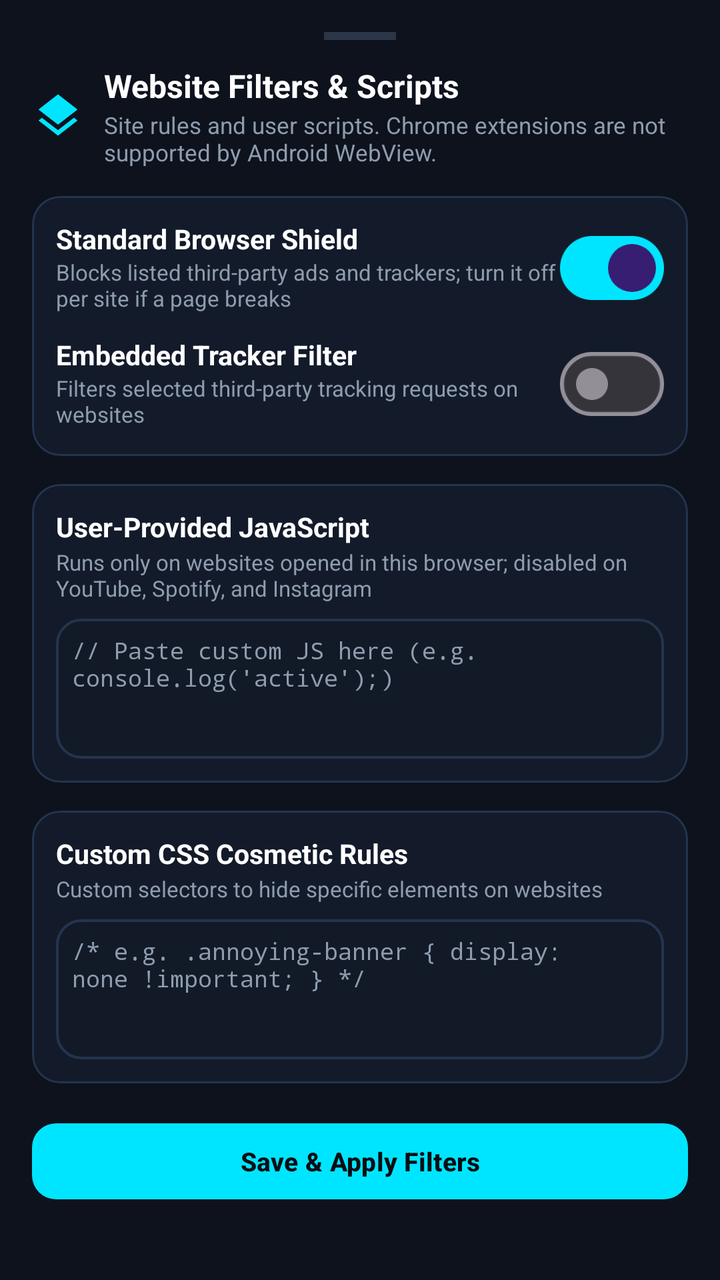
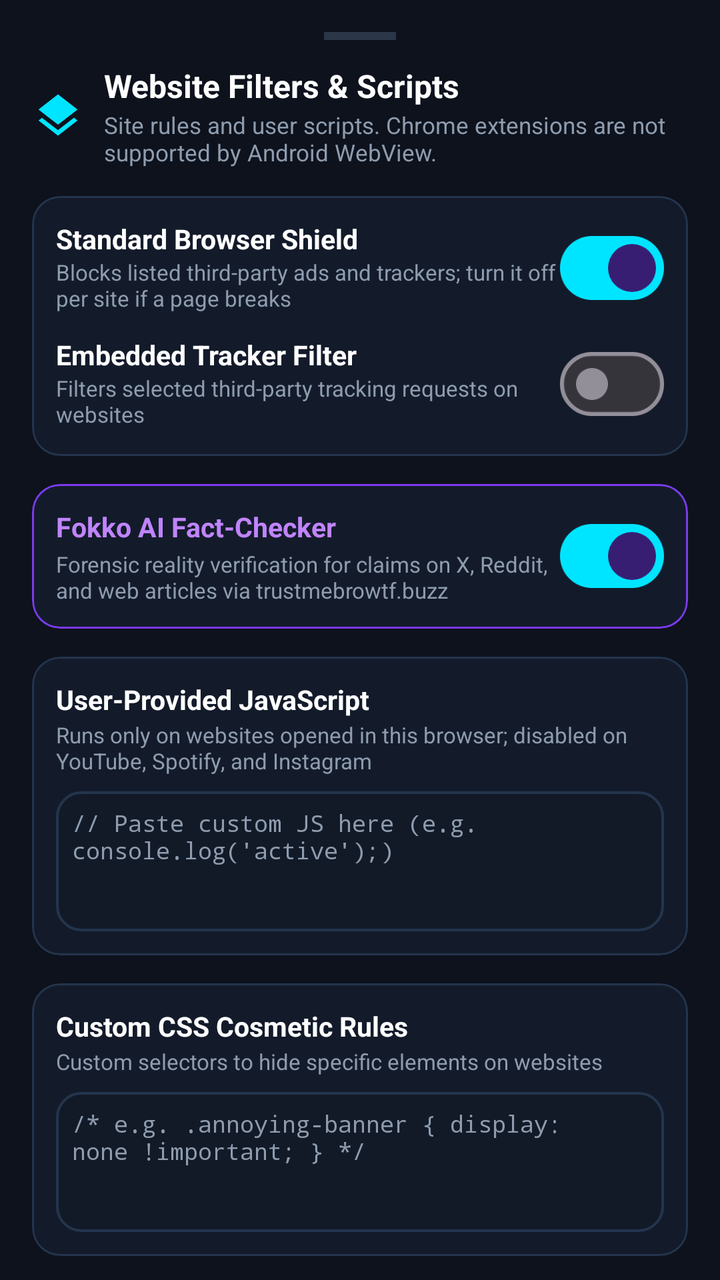

Screens rendered from an Android XML layout before and after an edit, with the pre-edit source and the edit as a unified diff.
<!-- AndroidManifest.xml: application theme Theme.AdShield -->
<!-- res/layout/sheet_extensions_manager.xml -->
<?xml version="1.0" encoding="utf-8"?>
<androidx.core.widget.NestedScrollView xmlns:android="http://schemas.android.com/apk/res/android"
    xmlns:app="http://schemas.android.com/apk/res-auto"
    android:layout_width="match_parent"
    android:layout_height="wrap_content"
    android:background="#0D121D">

    <LinearLayout
        android:layout_width="match_parent"
        android:layout_height="wrap_content"
        android:orientation="vertical"
        android:padding="16dp">

        
        <View
            android:layout_width="36dp"
            android:layout_height="4dp"
            android:layout_gravity="center_horizontal"
            android:layout_marginBottom="12dp"
            android:background="#2B3648" />

        
        <LinearLayout
            android:layout_width="match_parent"
            android:layout_height="wrap_content"
            android:orientation="horizontal"
            android:gravity="center_vertical"
            android:layout_marginBottom="14dp">

            <ImageView
                android:layout_width="26dp"
                android:layout_height="26dp"
                android:src="@drawable/ic_layers"
                app:tint="@color/fokk_cyan" />

            <LinearLayout
                android:layout_width="0dp"
                android:layout_height="wrap_content"
                android:layout_weight="1"
                android:layout_marginStart="10dp"
                android:orientation="vertical">

                <TextView
                    android:layout_width="wrap_content"
                    android:layout_height="wrap_content"
                    android:text="Website Filters &amp; Scripts"
                    android:textColor="@color/text_primary"
                    android:textSize="16sp"
                    android:textStyle="bold" />

                <TextView
                    android:layout_width="wrap_content"
                    android:layout_height="wrap_content"
                    android:layout_marginTop="1dp"
                    android:text="Site rules and user scripts. Chrome extensions are not supported by Android WebView."
                    android:textColor="@color/text_secondary"
                    android:textSize="11.5sp" />
            </LinearLayout>
        </LinearLayout>

        
        <com.google.android.material.card.MaterialCardView
            android:layout_width="match_parent"
            android:layout_height="wrap_content"
            android:layout_marginBottom="14dp"
            app:cardBackgroundColor="#131B2B"
            app:cardCornerRadius="14dp"
            app:cardElevation="0dp"
            app:strokeColor="#24344D"
            app:strokeWidth="1dp">

            <LinearLayout
                android:layout_width="match_parent"
                android:layout_height="wrap_content"
                android:orientation="vertical"
                android:padding="12dp">

                
                <RelativeLayout
                    android:layout_width="match_parent"
                    android:layout_height="wrap_content"
                    android:layout_marginBottom="10dp">

                    <LinearLayout
                        android:layout_width="wrap_content"
                        android:layout_height="wrap_content"
                        android:layout_alignParentStart="true"
                        android:layout_toStartOf="@id/switchStrictAdblock"
                        android:orientation="vertical">

                        <TextView
                            android:layout_width="wrap_content"
                            android:layout_height="wrap_content"
                            android:text="Standard Browser Shield"
                            android:textColor="@color/text_primary"
                            android:textSize="13.5sp"
                            android:textStyle="bold" />

                        <TextView
                            android:layout_width="wrap_content"
                            android:layout_height="wrap_content"
                            android:text="Blocks listed third-party ads and trackers; turn it off per site if a page breaks"
                            android:textColor="@color/text_secondary"
                            android:textSize="11sp" />
                    </LinearLayout>

                    <com.google.android.material.materialswitch.MaterialSwitch
                        android:id="@+id/switchStrictAdblock"
                        android:layout_width="wrap_content"
                        android:layout_height="wrap_content"
                        android:layout_alignParentEnd="true"
                        android:layout_centerVertical="true"
                        android:checked="true" />
                </RelativeLayout>

                
                <RelativeLayout
                    android:layout_width="match_parent"
                    android:layout_height="wrap_content">

                    <LinearLayout
                        android:layout_width="wrap_content"
                        android:layout_height="wrap_content"
                        android:layout_alignParentStart="true"
                        android:layout_toStartOf="@id/switchSocialWidgets"
                        android:orientation="vertical">

                        <TextView
                            android:layout_width="wrap_content"
                            android:layout_height="wrap_content"
                            android:text="Embedded Tracker Filter"
                            android:textColor="@color/text_primary"
                            android:textSize="13.5sp"
                            android:textStyle="bold" />

                        <TextView
                            android:layout_width="wrap_content"
                            android:layout_height="wrap_content"
                            android:text="Filters selected third-party tracking requests on websites"
                            android:textColor="@color/text_secondary"
                            android:textSize="11sp" />
                    </LinearLayout>

                    <com.google.android.material.materialswitch.MaterialSwitch
                        android:id="@+id/switchSocialWidgets"
                        android:layout_width="wrap_content"
                        android:layout_height="wrap_content"
                        android:layout_alignParentEnd="true"
                        android:layout_centerVertical="true"
                        android:checked="false" />
                </RelativeLayout>
            </LinearLayout>
        </com.google.android.material.card.MaterialCardView>

        
        <com.google.android.material.card.MaterialCardView
            android:layout_width="match_parent"
            android:layout_height="wrap_content"
            android:layout_marginBottom="14dp"
            app:cardBackgroundColor="#131B2B"
            app:cardCornerRadius="14dp"
            app:cardElevation="0dp"
            app:strokeColor="#24344D"
            app:strokeWidth="1dp">

            <LinearLayout
                android:layout_width="match_parent"
                android:layout_height="wrap_content"
                android:orientation="vertical"
                android:padding="12dp">

                <TextView
                    android:layout_width="wrap_content"
                    android:layout_height="wrap_content"
                    android:text="User-Provided JavaScript"
                    android:textColor="@color/text_primary"
                    android:textSize="13.5sp"
                    android:textStyle="bold" />

                <TextView
                    android:layout_width="wrap_content"
                    android:layout_height="wrap_content"
                    android:layout_marginTop="1dp"
                    android:text="Runs only on websites opened in this browser; disabled on YouTube, Spotify, and Instagram"
                    android:textColor="@color/text_secondary"
                    android:textSize="11sp" />

                <EditText
                    android:id="@+id/editCustomJs"
                    android:layout_width="match_parent"
                    android:layout_height="70dp"
                    android:layout_marginTop="8dp"
                    android:background="@drawable/bg_search_chip"
                    android:gravity="top|start"
                    android:hint="// Paste custom JS here (e.g. console.log('active');)"
                    android:inputType="textMultiLine"
                    android:padding="8dp"
                    android:textColor="@color/text_primary"
                    android:textColorHint="@color/text_secondary"
                    android:textSize="11.5sp"
                    android:fontFamily="monospace" />
            </LinearLayout>
        </com.google.android.material.card.MaterialCardView>

        
        <com.google.android.material.card.MaterialCardView
            android:layout_width="match_parent"
            android:layout_height="wrap_content"
            android:layout_marginBottom="16dp"
            app:cardBackgroundColor="#131B2B"
            app:cardCornerRadius="14dp"
            app:cardElevation="0dp"
            app:strokeColor="#24344D"
            app:strokeWidth="1dp">

            <LinearLayout
                android:layout_width="match_parent"
                android:layout_height="wrap_content"
                android:orientation="vertical"
                android:padding="12dp">

                <TextView
                    android:layout_width="wrap_content"
                    android:layout_height="wrap_content"
                    android:text="Custom CSS Cosmetic Rules"
                    android:textColor="@color/text_primary"
                    android:textSize="13.5sp"
                    android:textStyle="bold" />

                <TextView
                    android:layout_width="wrap_content"
                    android:layout_height="wrap_content"
                    android:layout_marginTop="1dp"
                    android:text="Custom selectors to hide specific elements on websites"
                    android:textColor="@color/text_secondary"
                    android:textSize="11sp" />

                <EditText
                    android:id="@+id/editCustomCss"
                    android:layout_width="match_parent"
                    android:layout_height="70dp"
                    android:layout_marginTop="8dp"
                    android:background="@drawable/bg_search_chip"
                    android:gravity="top|start"
                    android:hint="/* e.g. .annoying-banner { display: none !important; } */"
                    android:inputType="textMultiLine"
                    android:padding="8dp"
                    android:textColor="@color/text_primary"
                    android:textColorHint="@color/text_secondary"
                    android:textSize="11.5sp"
                    android:fontFamily="monospace" />
            </LinearLayout>
        </com.google.android.material.card.MaterialCardView>

        
        <com.google.android.material.button.MaterialButton
            android:id="@+id/btnSaveExtensions"
            android:layout_width="match_parent"
            android:layout_height="46dp"
            android:text="Save &amp; Apply Filters"
            android:textColor="#090D14"
            android:textSize="13sp"
            android:textStyle="bold"
            app:backgroundTint="@color/fokk_cyan"
            app:cornerRadius="12dp" />

    </LinearLayout>
</androidx.core.widget.NestedScrollView>
<!-- resources referenced by this layout -->
<resources>
  <color name="fokk_cyan">#00E5FF</color>
  <color name="text_primary">#FFFFFF</color>
  <color name="text_secondary">#8E9CAE</color>
  <!-- drawable bg_search_chip (drawable) -->
  <?xml version="1.0" encoding="utf-8"?>
  <shape xmlns:android="http://schemas.android.com/apk/res/android"
      android:shape="rectangle">
      <corners android:radius="12dp" />
      <solid android:color="#121A28" />
      <stroke
          android:width="1.2dp"
          android:color="#24344D" />
  </shape>
  <!-- drawable ic_layers (drawable) -->
  <vector xmlns:android="http://schemas.android.com/apk/res/android"
      android:width="24dp"
      android:height="24dp"
      android:viewportWidth="24"
      android:viewportHeight="24">
      <path
          android:fillColor="#0164FF"
          android:pathData="M11.99,18.54l-7.37,-5.73L3,14.07l9,7 9,-7 -1.63,-1.27 -7.38,5.74zM12,16l7.36,-5.73L21,9l-9,-7 -9,7 1.63,1.27L12,16z"/>
  </vector>
  <style name="Theme.AdShield" parent="Theme.Material3.Dark.NoActionBar">
          <item name="colorPrimary">@color/secondary</item>
          <item name="colorSecondary">@color/accent_green</item>
          <item name="android:statusBarColor">@color/background_dark</item>
          <item name="android:navigationBarColor">@color/background_dark</item>
          <item name="android:windowBackground">@color/background_dark</item>
      </style>
  <color name="secondary">#00E5FF</color>
  <color name="accent_green">#00E676</color>
  <color name="background_dark">#090D14</color>
</resources>

<!-- the commit's change to res/layout/sheet_extensions_manager.xml (unified diff, before → after) -->
@@ -150,6 +150,56 @@
                         android:checked="false" />
                 </RelativeLayout>
             </LinearLayout>
+        </com.google.android.material.card.MaterialCardView>
+
+        
+        <com.google.android.material.card.MaterialCardView
+            android:layout_width="match_parent"
+            android:layout_height="wrap_content"
+            android:layout_marginBottom="14dp"
+            app:cardBackgroundColor="#131B2B"
+            app:cardCornerRadius="14dp"
+            app:cardElevation="0dp"
+            app:strokeColor="#7C3AED"
+            app:strokeWidth="1dp">
+
+            <RelativeLayout
+                android:layout_width="match_parent"
+                android:layout_height="wrap_content"
+                android:padding="12dp">
+
+                <LinearLayout
+                    android:layout_width="wrap_content"
+                    android:layout_height="wrap_content"
+                    android:layout_alignParentStart="true"
+                    android:layout_toStartOf="@id/switchFokkoAi"
+                    android:orientation="vertical">
+
+                    <TextView
+                        android:layout_width="wrap_content"
+                        android:layout_height="wrap_content"
+                        android:text="Fokko AI Fact-Checker"
+                        android:textColor="#C084FC"
+                        android:textSize="13.5sp"
+                        android:textStyle="bold" />
+
+                    <TextView
+                        android:layout_width="wrap_content"
+                        android:layout_height="wrap_content"
+                        android:layout_marginTop="2dp"
+                        android:text="Forensic reality verification for claims on X, Reddit, and web articles via trustmebrowtf.buzz"
+                        android:textColor="@color/text_secondary"
+                        android:textSize="11sp" />
+                </LinearLayout>
+
+                <com.google.android.material.materialswitch.MaterialSwitch
+                    android:id="@+id/switchFokkoAi"
+                    android:layout_width="wrap_content"
+                    android:layout_height="wrap_content"
+                    android:layout_alignParentEnd="true"
+                    android:layout_centerVertical="true"
+                    android:checked="true" />
+            </RelativeLayout>
         </com.google.android.material.card.MaterialCardView>
 
         
